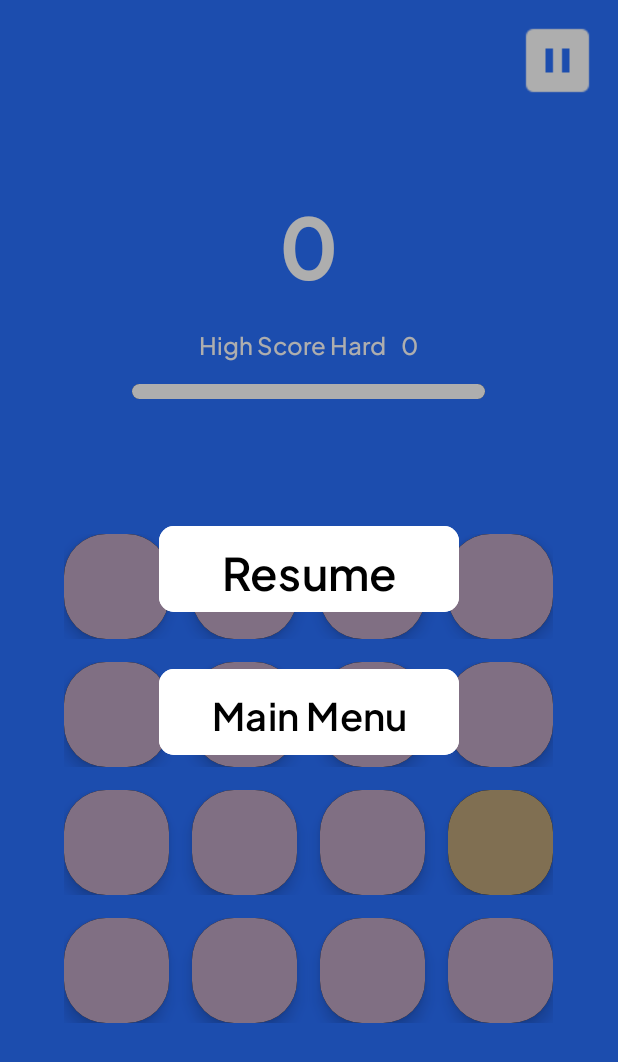
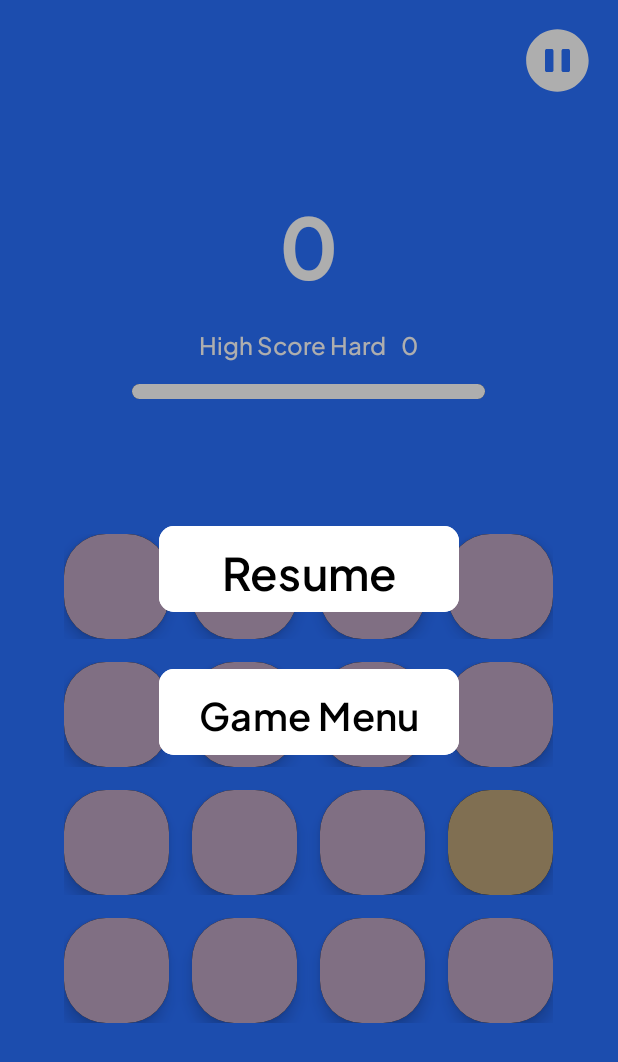
Before and after one commit to dellafitrialestari/Colblind_app, an Android app: the GameActivity screen opened directly, with no data from a screen before it, after a tap on "Pause", on a phone screen of 412 x 824 dp. Shown: the top 1062 px of the screen. Run offline under Robolectric (Android 15) with nearby library versions, the phone set to English and light mode, and no system bars; 3 statements that could not run were skipped.

Commit message:
update logic back

```diff
--- /dev/null
+++ b/app/src/main/res/drawable/ic_pause.xml
@@ -0,0 +1,9 @@
+<vector xmlns:android="http://schemas.android.com/apk/res/android"
+    android:width="24dp"
+    android:height="24dp"
+    android:viewportWidth="24"
+    android:viewportHeight="24">
+  <path
+      android:pathData="M11.969,2C6.449,2 1.969,6.48 1.969,12C1.969,17.52 6.449,22 11.969,22C17.489,22 21.969,17.52 21.969,12C21.969,6.48 17.499,2 11.969,2ZM10.719,15.03C10.719,15.51 10.519,15.7 10.009,15.7H8.709C8.199,15.7 7.999,15.51 7.999,15.03V8.97C7.999,8.49 8.199,8.3 8.709,8.3H9.999C10.509,8.3 10.709,8.49 10.709,8.97V15.03H10.719ZM15.999,15.03C15.999,15.51 15.799,15.7 15.289,15.7H13.999C13.489,15.7 13.289,15.51 13.289,15.03V8.97C13.289,8.49 13.489,8.3 13.999,8.3H15.289C15.799,8.3 15.999,8.49 15.999,8.97V15.03Z"
+      android:fillColor="@color/white"/>
+</vector>
--- a/app/src/main/res/layout/activity_game.xml
+++ b/app/src/main/res/layout/activity_game.xml
@@ -15,13 +15,13 @@
 
         <ImageView
             android:id="@+id/pause"
-            android:layout_width="wrap_content"
-            android:layout_height="wrap_content"
+            android:layout_width="50dp"
+            android:layout_height="50dp"
             android:layout_gravity="right"
             android:layout_marginTop="15dp"
             android:layout_marginEnd="15dp"
             android:soundEffectsEnabled="false"
-            app:srcCompat="@drawable/pause"
+            app:srcCompat="@drawable/ic_pause"
             android:contentDescription="@string/pause" />
 
         <TextView
--- a/app/src/main/res/layout/activity_hasil_test.xml
+++ b/app/src/main/res/layout/activity_hasil_test.xml
@@ -29,7 +29,7 @@
                 android:layout_marginBottom="70dp"
                 android:orientation="horizontal">
                 <LinearLayout
-                    android:id="@+id/ic_test"
+                    android:id="@+id/exit"
                     android:layout_width="24dp"
                     android:layout_height="24dp"
                     android:background="@drawable/ic_back"
--- a/app/src/main/res/layout/activity_instruksi.xml
+++ b/app/src/main/res/layout/activity_instruksi.xml
@@ -28,14 +28,14 @@
                 android:paddingVertical="53dp"
                 android:paddingHorizontal="24dp"
                 android:orientation="horizontal">
-                <LinearLayout
-                    android:id="@+id/back"
+                <ImageView
+                    android:id="@+id/back_button"
                     android:layout_width="24dp"
                     android:layout_height="24dp"
                     android:background="@drawable/ic_back"
                     android:layout_marginEnd="13dp"
                     android:orientation="vertical">
-                </LinearLayout>
+                </ImageView>
                 <TextView
                     android:id="@+id/title"
                     android:textColor="#FFFFFF"
--- a/app/src/main/res/layout/activity_settings.xml
+++ b/app/src/main/res/layout/activity_settings.xml
@@ -21,7 +21,7 @@
             android:layout_marginStart="15dp"
             android:layout_marginTop="30dp"
             android:soundEffectsEnabled="false"
-            app:srcCompat="@drawable/previous_cube" />
+            app:srcCompat="@drawable/ic_back_bold" />
 
         <TextView
             android:id="@+id/settings"
--- a/app/src/main/res/layout/custom_dialog.xml
+++ b/app/src/main/res/layout/custom_dialog.xml
@@ -39,7 +39,7 @@
         android:minWidth="200dp"
         android:minHeight="65dp"
         android:soundEffectsEnabled="false"
-        android:text="Main Menu"
+        android:text="Game Menu"
         android:textColor="@color/black"
         android:textSize="25sp"
         app:cornerRadius="10dp" />
```
Also changed, not shown: app/src/main/java/com/della_irvianti/eye_app/InstruksiActivity.java (+7 -0 lines), app/src/main/java/com/della_irvianti/eye_app/Test/HasilTestActivity.java (+8 -18 lines), app/src/main/java/com/della_irvianti/eye_app/Test/TestActivity.java (+29 -23 lines), app/src/main/res/drawable/ic_back_bold.xml (added, +9 -0 lines).
